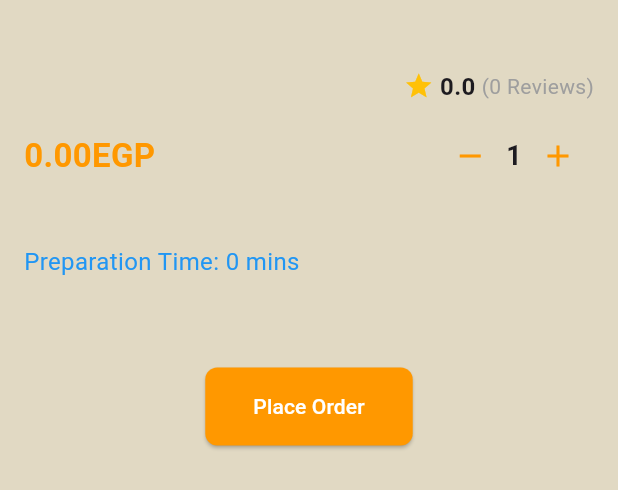
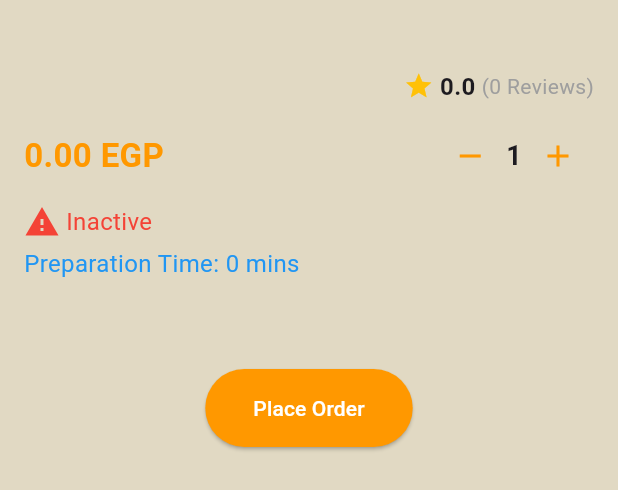
Before and after one commit to naderwael1/kamon, a Flutter app: the ItemDetailCard widget shown alone on an empty page, opened directly with empty values, on a phone screen of 412 x 824 dp. Shown: the top 490 px of the screen. Run offline on Flutter 3.47's test engine with Material 3 defaults, Android fonts, the phone set to English and light mode, and no system bars; our stand-ins replace flutter_bloc, geolocator, go_router, google_fonts; statements that could not run were skipped.

Commit message:
update active icon

```diff
--- a/lib/Features/menu/presentation/item_card.dart
+++ b/lib/Features/menu/presentation/item_card.dart
@@ -133,7 +133,7 @@ class _ItemDetailCardState extends State<ItemDetailCard> {
             mainAxisAlignment: MainAxisAlignment.spaceBetween,
             children: [
               Text(
-                '${(widget.price * quantity).toStringAsFixed(2)}EGP',
+                '${(widget.price * quantity).toStringAsFixed(2)} EGP',
                 style: const TextStyle(
                   fontSize: 22,
                   color: Colors.orange,
@@ -170,12 +170,25 @@ class _ItemDetailCardState extends State<ItemDetailCard> {
             ],
           ),
           const SizedBox(height: 8),
-          Text(
-            ' ${widget.itemStatus}',
-            style: const TextStyle(
-              fontSize: 16,
-              color: Color.fromARGB(255, 1, 58, 25),
-            ),
+          Row(
+            children: [
+              Icon(
+                widget.itemStatus == 'active'
+                    ? Icons.check_circle
+                    : Icons.warning,
+                color:
+                    widget.itemStatus == 'active' ? Colors.green : Colors.red,
+              ),
+              const SizedBox(width: 4),
+              Text(
+                widget.itemStatus == 'active' ? 'Active' : 'Inactive',
+                style: TextStyle(
+                  fontSize: 16,
+                  color:
+                      widget.itemStatus == 'active' ? Colors.green : Colors.red,
+                ),
+              ),
+            ],
           ),
           const SizedBox(height: 4),
           Text(
@@ -191,6 +204,7 @@ class _ItemDetailCardState extends State<ItemDetailCard> {
             style: const TextStyle(
               fontSize: 16,
               color: Colors.black,
+              fontStyle: FontStyle.italic,
             ),
           ),
           const SizedBox(height: 20),
@@ -203,7 +217,8 @@ class _ItemDetailCardState extends State<ItemDetailCard> {
                 padding:
                     const EdgeInsets.symmetric(horizontal: 32, vertical: 16),
                 shape: RoundedRectangleBorder(
-                  borderRadius: BorderRadius.circular(8),
+                  borderRadius:
+                      BorderRadius.circular(50), // Circular border radius
                 ),
               ),
               child: const Text('Place Order'),
```
